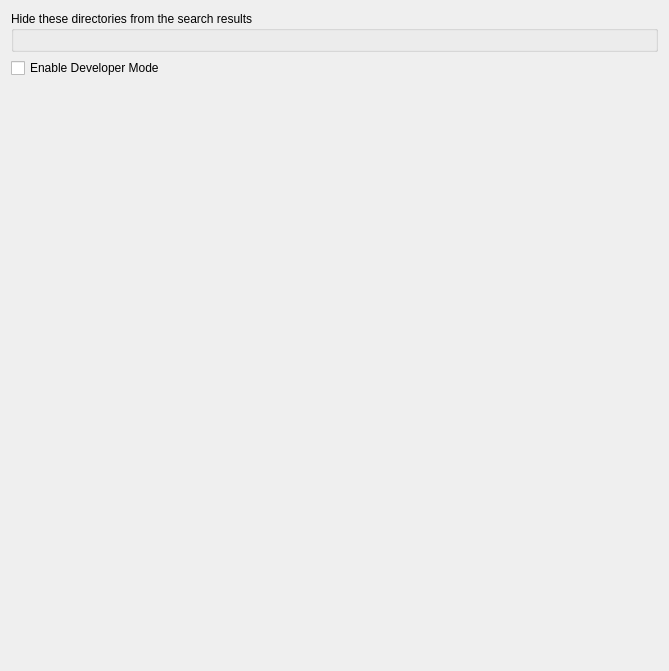
The window that src/file/kcm/configwidget.ui (KDE/baloo) describes before a commit, drawn with Qt 5.
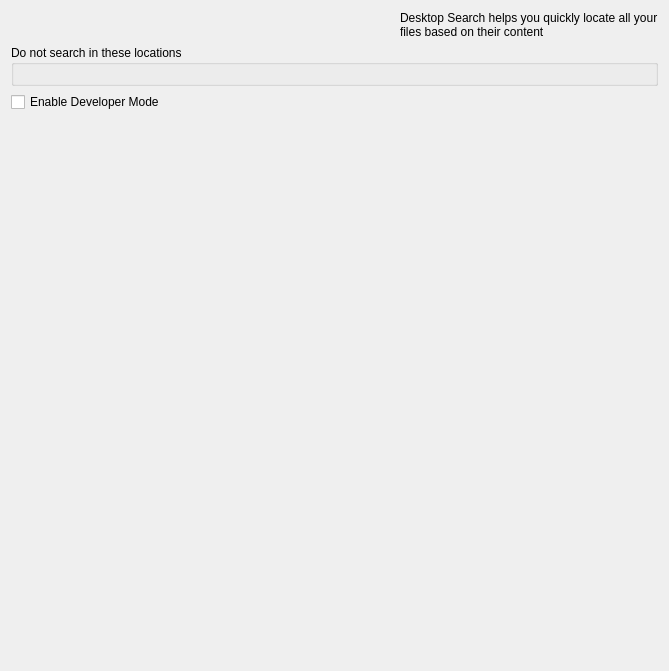
The same window after the commit. Custom widgets are drawn as their Qt base class.

Commit message:
KCM: Add a label along with a huge pixmap
Adds superflous information but it does make the entire kcm look much
better.

Patch:
```diff
--- a/src/file/kcm/configwidget.ui
+++ b/src/file/kcm/configwidget.ui
@@ -11,11 +11,38 @@
     <height>671</height>
    </rect>
   </property>
-  <layout class="QVBoxLayout" name="verticalLayout_2">
+  <layout class="QVBoxLayout" name="verticalLayout">
+   <item>
+    <layout class="QHBoxLayout" name="horizontalLayout_2" stretch="0,5">
+     <item>
+      <widget class="QLabel" name="m_pixmapLabel">
+       <property name="text">
+        <string/>
+       </property>
+      </widget>
+     </item>
+     <item>
+      <widget class="QLabel" name="m_mainLabel">
+       <property name="sizePolicy">
+        <sizepolicy hsizetype="Maximum" vsizetype="Preferred">
+         <horstretch>0</horstretch>
+         <verstretch>0</verstretch>
+        </sizepolicy>
+       </property>
+       <property name="text">
+        <string>Desktop Search helps you quickly locate all your files based on their content</string>
+       </property>
+       <property name="wordWrap">
+        <bool>true</bool>
+       </property>
+      </widget>
+     </item>
+    </layout>
+   </item>
    <item>
     <widget class="QGroupBox" name="m_groupBox">
      <property name="title">
-      <string>Hide these directories from the search results</string>
+      <string>Do not search in these locations</string>
      </property>
      <property name="flat">
       <bool>false</bool>
```
The commit also changes 1 other file.
